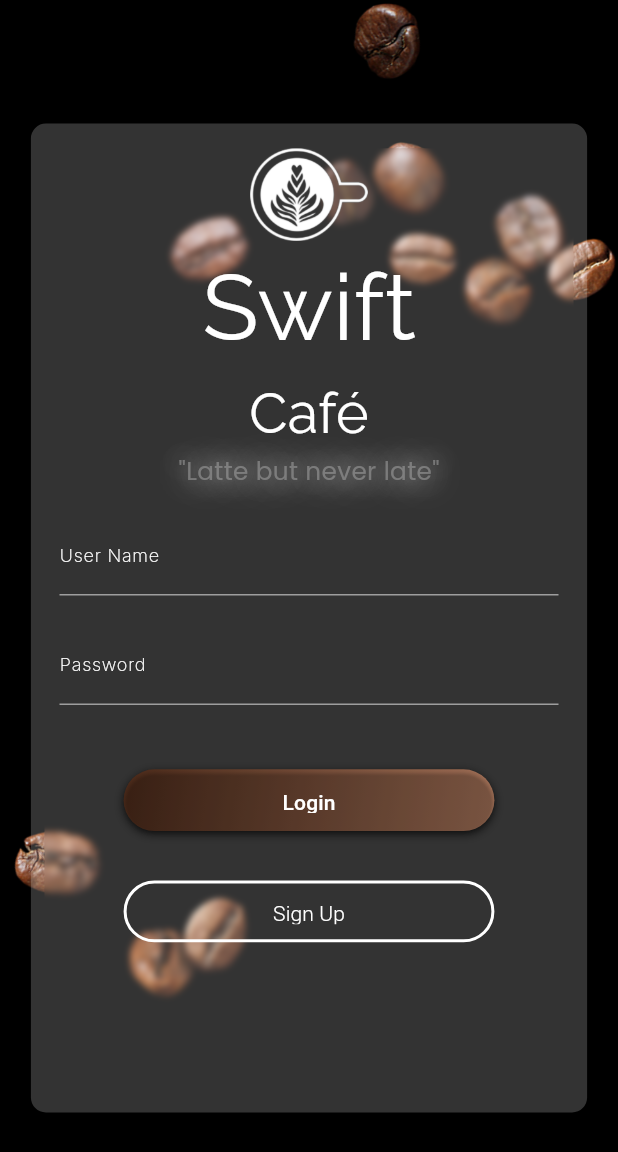
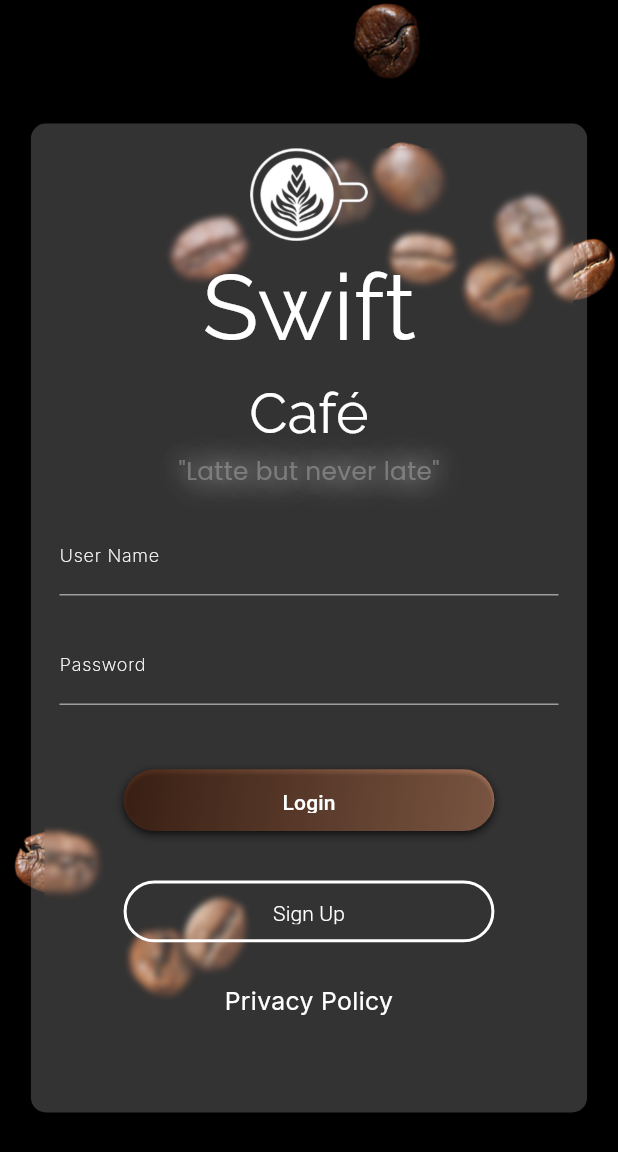
Before and after one commit to RahulShaw321/swift_cafe, a Flutter app: the screen it shows after launch, on a phone screen of 412 x 824 dp. Shown: the top 1152 px of the screen. Run offline on Flutter 3.47's test engine with Material 3 defaults, Android fonts, the phone set to English and light mode, and no system bars; our stand-ins replace google_fonts.

Commit message:
Privacy Policy gesture detector added

```diff
--- a/lib/pages/login_screen.dart
+++ b/lib/pages/login_screen.dart
@@ -97,10 +97,26 @@ class LoginScreen extends StatelessWidget {
                         child: LoginButton(
                           deviceHeight: deviceHeight,
                         ),
-                      ),Padding(
+                      ),
+                      Padding(
                         padding: EdgeInsets.only(top: deviceHeight * 0.04),
                         child: SignupButton(
                           deviceHeight: deviceHeight,
+                        ),
+                      ),
+                      Padding(
+                        padding: EdgeInsets.only(top: deviceHeight * 0.033),
+                        child: GestureDetector(
+                            child: Text(
+                          "Privacy Policy",
+                          style: GoogleFonts.getFont("Inter",
+                              fontSize: deviceHeight * 0.02,
+                              color: Colors.white),
+                          textAlign: TextAlign.center,
+                        ),
+                        onTap: (){
+                          print("Privacy Policy Opened");
+                        },
                         ),
                       )
                     ],
```
